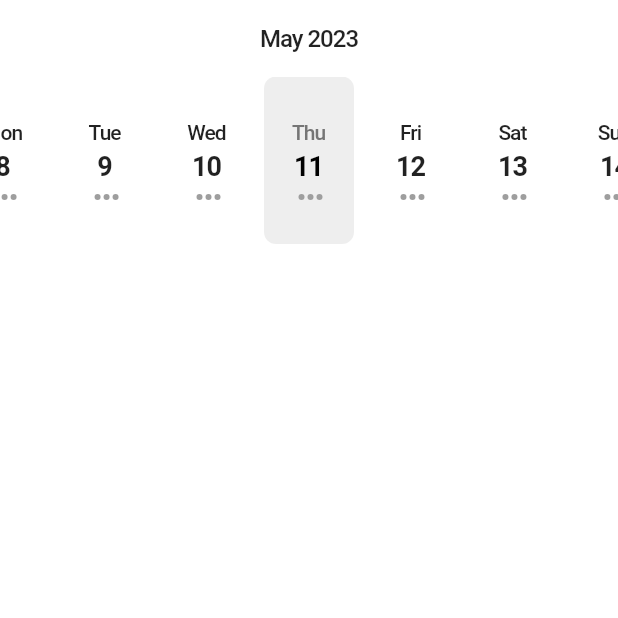
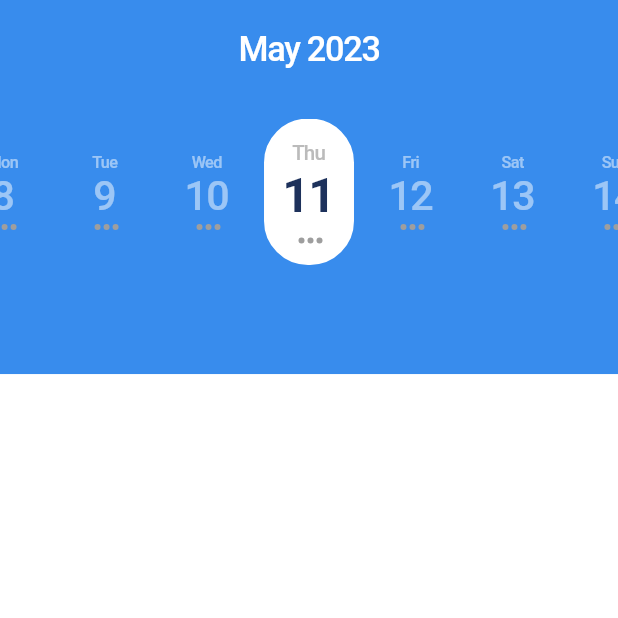
Before and after one commit to sungheeyoon/flutter-plant-plan, a Flutter app: the screen it shows after launch, on a phone screen of 412 x 824 dp, the top half of it. Run offline on Flutter 3.47's test engine with Material 2 defaults, Android fonts, the phone set to English and light mode, and no system bars; our stand-ins replace cached_network_image, calendar_date_picker2, cloud_firestore, equatable, firebase_core, firebase_storage and 11 more; missing offline and left inert: kakao_flutter_sdk_user, korea_regexp, snapping_sheet; accounts and stored records are empty; Roboto replaces fonts that are missing (Pretendard).

Commit message:
Fixing HomeCalendar UI

```diff
--- a/lib/common/view/home_screen.dart
+++ b/lib/common/view/home_screen.dart
@@ -14,7 +14,7 @@ class HomeScreen extends StatelessWidget {
           child: Column(
         children: [
           SizedBox(
-            height: 150.h,
+            height: 230.h,
             child: const MyCalendar(),
           ),
         ],
--- a/lib/common/widget/home_calendar.dart
+++ b/lib/common/widget/home_calendar.dart
@@ -1,5 +1,7 @@
 import 'package:flutter/material.dart';
+import 'package:flutter_screenutil/flutter_screenutil.dart';
 import 'package:intl/intl.dart';
+import 'package:plant_plan/utils/colors.dart';
 
 class MyCalendar extends StatefulWidget {
   const MyCalendar({Key? key}) : super(key: key);
@@ -45,36 +47,84 @@ class _MyCalendarState extends State<MyCalendar> {
         ),
       ),
     );
+
+    final isSameDay = date.year == _selectedDate.year &&
+        date.month == _selectedDate.month &&
+        date.day == _selectedDate.day;
+
+    double width = 46.h;
+    double height = 74.h;
+    if (isSameDay) {
+      width = 54.h;
+      height = 90.h;
+    }
+
     return AnimatedContainer(
       duration: const Duration(milliseconds: 200),
       margin: const EdgeInsets.symmetric(horizontal: 4),
-      width: isSelected ? 90 : 80,
-      height: isSelected ? 100 : 80,
+      width: width,
+      height: height,
       decoration: BoxDecoration(
-        color: isSelected ? Colors.grey.shade200 : null,
-        borderRadius: BorderRadius.circular(8),
+        color: (isSameDay && isSelected)
+            ? Colors.white
+            : (isSameDay && !isSelected)
+                ? pointColor2
+                : (!isSameDay && isSelected)
+                    ? Colors.white
+                    : pointColor2,
+        borderRadius: BorderRadius.vertical(
+          top: Radius.circular(27.h),
+          bottom: Radius.circular(27.h),
+        ),
+        border: isSameDay ? Border.all(color: Colors.white, width: 2) : null,
       ),
       child: Column(
         mainAxisAlignment: MainAxisAlignment.center,
         children: [
           Text(
             dayName,
-            style: TextStyle(
-              fontSize: 14,
-              fontWeight: FontWeight.w500,
-              color: isSelected ? Colors.grey.shade600 : null,
+            style: (isSameDay && isSelected)
+                ? Theme.of(context)
+                    .textTheme
+                    .bodySmall!
+                    .copyWith(color: grayColor500)
+                : (isSameDay && !isSelected)
+                    ? Theme.of(context)
+                        .textTheme
+                        .bodySmall!
+                        .copyWith(color: Colors.white)
+                    : (!isSameDay && isSelected)
+                        ? Theme.of(context)
+                            .textTheme
+                            .labelSmall!
+                            .copyWith(color: grayColor500)
+                        : Theme.of(context).textTheme.labelSmall!.copyWith(
+                              color: Colors.white.withOpacity(0.5),
                             ),
           ),
-          const SizedBox(height: 4),
+          if (isSameDay) SizedBox(height: 2.h),
           Text(
             dayNumber,
-            style: TextStyle(
-              fontSize: 18,
-              fontWeight: FontWeight.w600,
-              color: isSelected ? Colors.black : null,
+            style: (isSameDay && isSelected)
+                ? Theme.of(context)
+                    .textTheme
+                    .displayLarge!
+                    .copyWith(color: primaryColor)
+                : (isSameDay && !isSelected)
+                    ? Theme.of(context)
+                        .textTheme
+                        .displayLarge!
+                        .copyWith(color: Colors.white)
+                    : (!isSameDay && isSelected)
+                        ? Theme.of(context)
+                            .textTheme
+                            .displayMedium!
+                            .copyWith(color: primaryColor)
+                        : Theme.of(context).textTheme.displayMedium!.copyWith(
+                              color: Colors.white.withOpacity(0.5),
                             ),
           ),
-          const SizedBox(height: 8),
+          SizedBox(height: isSameDay ? 8.h : 2.h),
           Row(
             mainAxisAlignment: MainAxisAlignment.center,
             children: dots,
@@ -86,31 +136,38 @@ class _MyCalendarState extends State<MyCalendar> {
 
   @override
   Widget build(BuildContext context) {
-    return Column(
-      crossAxisAlignment: CrossAxisAlignment.stretch,
+    return Container(
+      color: pointColor2,
+      child: Column(
+        crossAxisAlignment: CrossAxisAlignment.center,
         children: [
-        const SizedBox(height: 16),
+          SizedBox(height: 18.h),
           Text(
             DateFormat.yMMM().format(_selectedDate),
             textAlign: TextAlign.center,
-          style: const TextStyle(
-            fontSize: 16,
-            fontWeight: FontWeight.w500,
+            style: Theme.of(context)
+                .textTheme
+                .headlineMedium!
+                .copyWith(color: Colors.white),
           ),
-        ),
-        const SizedBox(height: 16),
-        Expanded(
+          SizedBox(height: 30.h),
+          SizedBox(
+            height: 90.h,
             child: PageView.builder(
               controller: _pageController,
               itemCount: 1000,
               itemBuilder: (BuildContext context, int index) {
-              final now = DateTime.now().add(Duration(days: index - 500));
+                final now = DateTime.now().add(
+                  Duration(days: index - 500),
+                );
                 final isFocused = index == 500;
                 return _buildDateContainer(now, isFocused);
               },
             ),
           ),
+          SizedBox(height: 32.h),
         ],
+      ),
     );
   }
 }
```
Lines whose indentation alone changed are shown as unchanged.
